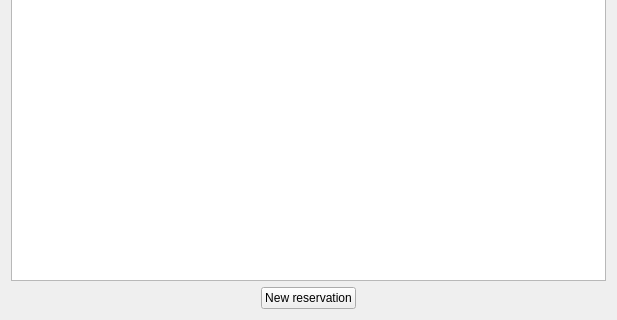
Before: the Qt Designer form reservationstab.ui in jgtim/itvitae-cpp-hotelrestaurantapplication, drawn with Qt 5; both pictures show x 0 to 617 and y 212 to 532 of the 617 by 532 pixel window.
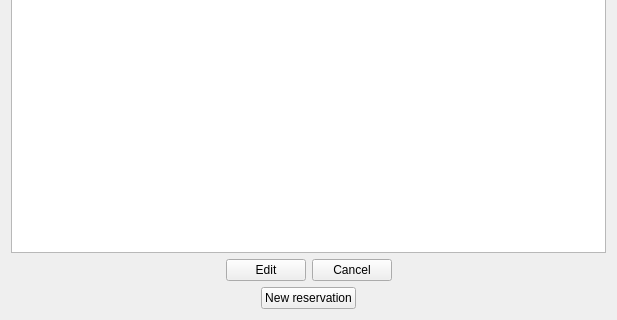
After: the same form once the commit is applied.

Commit message: Added mock data to ReservationsTab Table and added buttons

Diff of the .ui file:
```diff
--- a/reservationstab.ui
+++ b/reservationstab.ui
@@ -68,6 +68,50 @@
      </item>
     </layout>
    </item>
+   <item>
+    <layout class="QHBoxLayout" name="horizontalLayout">
+     <item>
+      <spacer name="ReservationTabEditSpacer">
+       <property name="orientation">
+        <enum>Qt::Orientation::Horizontal</enum>
+       </property>
+       <property name="sizeHint" stdset="0">
+        <size>
+         <width>40</width>
+         <height>20</height>
+        </size>
+       </property>
+      </spacer>
+     </item>
+     <item>
+      <widget class="QPushButton" name="ReservationTabEditButton">
+       <property name="text">
+        <string>Edit</string>
+       </property>
+      </widget>
+     </item>
+     <item>
+      <widget class="QPushButton" name="ReservationTabCancelButton">
+       <property name="text">
+        <string>Cancel</string>
+       </property>
+      </widget>
+     </item>
+     <item>
+      <spacer name="ReservationTabCancelSpacer">
+       <property name="orientation">
+        <enum>Qt::Orientation::Horizontal</enum>
+       </property>
+       <property name="sizeHint" stdset="0">
+        <size>
+         <width>40</width>
+         <height>20</height>
+        </size>
+       </property>
+      </spacer>
+     </item>
+    </layout>
+   </item>
    <item>
     <layout class="QHBoxLayout" name="ReservationsTabhorizontalLayoutBottom">
      <item>
```
The commit also changes 2 other files.
